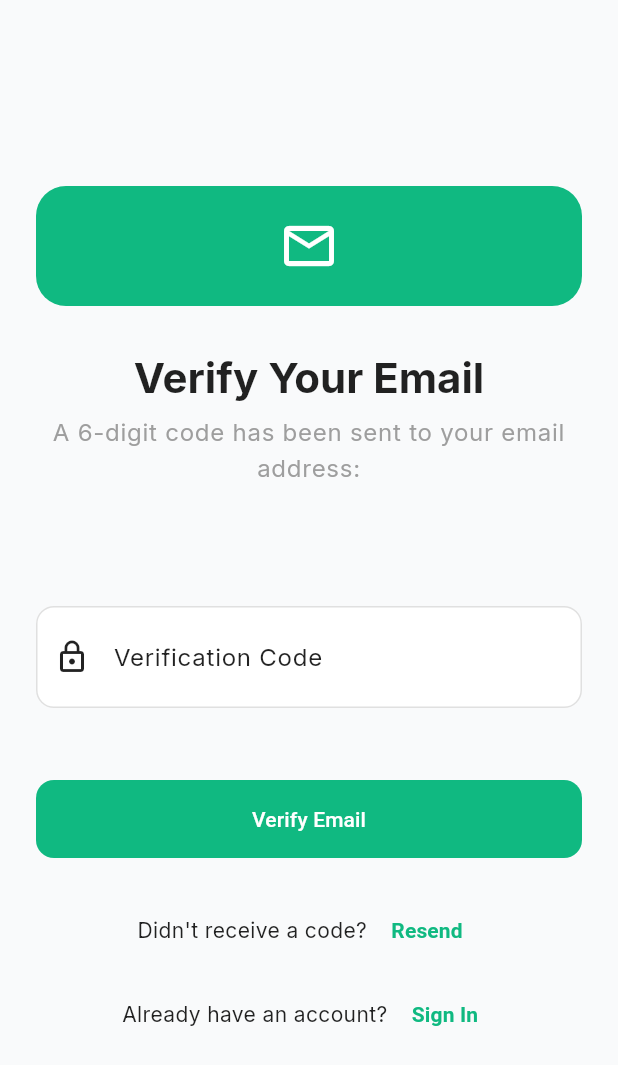
After one commit to Nevelin-W/managment_monorepo, a Flutter app: the EmailVerificationScreen screen opened by its route, on a phone screen of 412 x 824 dp. The commit adds this screen. Shown: the top 1065 px of the screen. Run offline on Flutter 3.47's test engine with Material 3 defaults, Android fonts, the light colour scheme and no system bars; our stand-ins replace flutter_animate, flutter_secure_storage, go_router, google_fonts; accounts and stored records are empty; statements that could not run were skipped.

Commit message:
email verification initial commit

```diff
--- a/frontend/app/lib/config/app_config.dart
+++ b/frontend/app/lib/config/app_config.dart
@@ -29,6 +29,8 @@ class AppConfig {
   // API Endpoints
   static String get authLoginUrl => '$apiBaseUrl/auth/login';
   static String get authSignupUrl => '$apiBaseUrl/auth/signup';
+  static String get authConfirmUrl => '$apiBaseUrl/auth/confirm';
+  static String get authResendCodeUrl => '$apiBaseUrl/auth/resend-code';
   static String get authMeUrl => '$apiBaseUrl/auth/me';
   static String get subscriptionsUrl => '$apiBaseUrl/subscriptions';
 
--- a/frontend/app/lib/config/routes.dart
+++ b/frontend/app/lib/config/routes.dart
@@ -3,6 +3,7 @@ import '../screens/splash_screen.dart';
 import '../screens/auth/login_screen.dart';
 import '../screens/auth/signup_screen.dart';
 import '../screens/home/home_screen.dart';
+import '../screens/auth/email_verification_screen.dart';
 import '../screens/subscriptions/subscriptions_screen.dart';
 
 class AppRouter {
@@ -22,6 +23,14 @@ class AppRouter {
         builder: (context, state) => const SignupScreen(),
       ),
       GoRoute(
+        path: '/email-verification',
+        builder: (context, state) {
+          final extra = state.extra as Map<String, dynamic>?;
+          final email = extra?['email'] as String? ?? '';
+          return EmailVerificationScreen(email: email);
+        },
+      ),
+      GoRoute(
         path: '/home',
         builder: (context, state) => const HomeScreen(),
         routes: [
--- a/frontend/app/lib/providers/auth_provider.dart
+++ b/frontend/app/lib/providers/auth_provider.dart
@@ -56,10 +56,10 @@ class AuthProvider with ChangeNotifier {
   notifyListeners();
 
   try {
-      _user = await _authService.signup(email, password, name);
+    final result = await _authService.signup(email, password, name);
     _isLoading = false;
     notifyListeners();
-      return true;
+    return result['success'] ?? false; // just return success
   } catch (e) {
     _error = e.toString();
     _isLoading = false;
--- /dev/null
+++ b/frontend/app/lib/screens/auth/email_verification_screen.dart
@@ -0,0 +1,301 @@
+import 'package:flutter/material.dart';
+import 'package:flutter/services.dart';
+import '../../services/auth_service.dart';
+import 'package:go_router/go_router.dart';
+
+class EmailVerificationScreen extends StatefulWidget {
+  final String email;
+
+  const EmailVerificationScreen({
+    Key? key,
+    required this.email,
+  }) : super(key: key);
+
+  @override
+  State<EmailVerificationScreen> createState() => _EmailVerificationScreenState();
+}
+
+class _EmailVerificationScreenState extends State<EmailVerificationScreen> {
+  final _authService = AuthService();
+  final _codeController = TextEditingController();
+  bool _isLoading = false;
+  bool _isResending = false;
+  String? _errorMessage;
+  String? _successMessage;
+
+  @override
+  void dispose() {
+    _codeController.dispose();
+    super.dispose();
+  }
+
+  Future<void> _verifyCode() async {
+  if (_codeController.text.trim().isEmpty) {
+    setState(() => _errorMessage = 'Please enter the verification code');
+    return;
+  }
+
+  setState(() {
+    _isLoading = true;
+    _errorMessage = null;
+    _successMessage = null;
+  });
+
+  try {
+    await _authService.confirmEmail(widget.email, _codeController.text.trim());
+
+    if (!mounted) return;
+
+    ScaffoldMessenger.of(context).showSnackBar(
+      const SnackBar(
+        content: Text('Email verified successfully!'),
+        backgroundColor: Colors.green,
+      ),
+    );
+
+    // Use GoRouter instead of Navigator
+    context.go('/login');
+  } catch (e, stackTrace) {
+    // Log the detailed error to console for debugging
+    debugPrint('ERROR: Email verification failed: $e');
+    debugPrint('📜 Stack trace: $stackTrace');
+
+    if (!mounted) return;
+
+    // Show generic message to user
+    setState(() {
+      _errorMessage = 'Verification failed. Please check the code and try again.';
+      _isLoading = false;
+    });
+  }
+}
+
+  Future<void> _resendCode() async {
+    setState(() {
+      _isResending = true;
+      _errorMessage = null;
+      _successMessage = null;
+    });
+
+    try {
+      await _authService.resendCode(widget.email);
+
+      setState(() {
+        _successMessage = 'Verification code resent! Check your email.';
+        _isResending = false;
+      });
+    } catch (e) {
+      setState(() {
+        _errorMessage = e.toString().replaceAll('Exception: ', '');
+        _isResending = false;
+      });
+    }
+  }
+
+  void _goToLogin() {
+      if (_isLoading) return;
+      context.go('/login'); // uses GoRouter
+    }
+
+  @override
+  Widget build(BuildContext context) {
+    final primaryColor = Theme.of(context).colorScheme.primary;
+
+    return Scaffold(
+      body: SafeArea(
+        child: Center(
+          child: SingleChildScrollView(
+            padding: const EdgeInsets.all(24),
+            child: ConstrainedBox(
+              constraints: const BoxConstraints(maxWidth: 400),
+              child: Column(
+                crossAxisAlignment: CrossAxisAlignment.stretch,
+                children: [
+                  // Logo
+                  Container(
+                    width: 80,
+                    height: 80,
+                    decoration: BoxDecoration(
+                      color: primaryColor,
+                      borderRadius: BorderRadius.circular(20),
+                    ),
+                    child: const Icon(
+                      Icons.email_outlined,
+                      size: 40,
+                      color: Colors.white,
+                    ),
+                  ),
+                  const SizedBox(height: 32),
+
+                  // Title
+                  Text(
+                    'Verify Your Email',
+                    style: Theme.of(context).textTheme.displayMedium,
+                    textAlign: TextAlign.center,
+                  ),
+                  const SizedBox(height: 8),
+
+                  // Subtitle
+                  Text(
+                    'A 6-digit code has been sent to your email address:',
+                    style: Theme.of(context).textTheme.bodyLarge?.copyWith(
+                          color: Colors.grey,
+                        ),
+                    textAlign: TextAlign.center,
+                  ),
+                  const SizedBox(height: 8),
+
+                  // Email
+                  Text(
+                    widget.email,
+                    style: Theme.of(context).textTheme.bodyLarge?.copyWith(
+                          fontWeight: FontWeight.bold,
+                          color: primaryColor,
+                        ),
+                    textAlign: TextAlign.center,
+                  ),
+                  const SizedBox(height: 48),
+
+                  // Code input
+                  TextField(
+                    controller: _codeController,
+                    decoration: const InputDecoration(
+                      labelText: 'Verification Code',
+                      prefixIcon: Icon(Icons.lock_outline),
+                      // hintText: 'Enter 6-digit code',
+                    ),
+                    keyboardType: TextInputType.number,
+                    inputFormatters: [
+                      FilteringTextInputFormatter.digitsOnly,
+                      LengthLimitingTextInputFormatter(6),
+                    ],
+                    enabled: !_isLoading,
+                    textAlign: TextAlign.center,
+                    style: const TextStyle(
+                      fontSize: 24,
+                      letterSpacing: 8,
+                      fontWeight: FontWeight.bold,
+                    ),
+                  ),
+                  const SizedBox(height: 24),
+
+                  // Messages
+                  if (_errorMessage != null)
+                    Container(
+                      padding: const EdgeInsets.all(12),
+                      decoration: BoxDecoration(
+                        color: Colors.red.shade50,
+                        borderRadius: BorderRadius.circular(8),
+                        border: Border.all(color: Colors.red.shade200),
+                      ),
+                      child: Row(
+                        children: [
+                          Icon(Icons.error_outline, color: Colors.red.shade700),
+                          const SizedBox(width: 8),
+                          Expanded(
+                            child: Text(
+                              _errorMessage!,
+                              style: TextStyle(color: Colors.red.shade700),
+                            ),
+                          ),
+                        ],
+                      ),
+                    ),
+                  if (_successMessage != null)
+                    Container(
+                      padding: const EdgeInsets.all(12),
+                      decoration: BoxDecoration(
+                        color: Colors.green.shade50,
+                        borderRadius: BorderRadius.circular(8),
+                        border: Border.all(color: Colors.green.shade200),
+                      ),
+                      child: Row(
+                        children: [
+                          Icon(Icons.check_circle_outline,
+                              color: Colors.green.shade700),
+                          const SizedBox(width: 8),
+                          Expanded(
+                            child: Text(
+                              _successMessage!,
+                              style: TextStyle(color: Colors.green.shade700),
+                            ),
+                          ),
+                        ],
+                      ),
+                    ),
+                  const SizedBox(height: 24),
+
+                  // Verify button
+                  ElevatedButton(
+                    onPressed: _isLoading ? null : _verifyCode,
+                    child: _isLoading
+                        ? const SizedBox(
+                            height: 20,
+                            width: 20,
+                            child: CircularProgressIndicator(
+                              strokeWidth: 2,
+                              valueColor: AlwaysStoppedAnimation<Color>(
+                                  Colors.white),
+                            ),
+                          )
+                        : const Text('Verify Email'),
+                  ),
+                  const SizedBox(height: 24),
+
+                  // Resend link
+                  Row(
+                    mainAxisAlignment: MainAxisAlignment.center,
+                    children: [
+                      Text(
+                        "Didn't receive a code? ",
+                        style: Theme.of(context).textTheme.bodyMedium,
+                      ),
+                      TextButton(
+                        onPressed: _isResending ? null : _resendCode,
+                        child: _isResending
+                            ? const SizedBox(
+                                height: 16,
+                                width: 16,
+                                child: CircularProgressIndicator(strokeWidth: 2),
+                              )
+                            : Text(
+                                'Resend',
+                                style: TextStyle(
+                                  color: primaryColor,
+                                  fontWeight: FontWeight.bold,
+                                ),
+                              ),
+                      ),
+                    ],
+                  ),
+                  const SizedBox(height: 8),
+
+                  // Back to login
+                  Row(
+                    mainAxisAlignment: MainAxisAlignment.center,
+                    children: [
+                      Text(
+                        'Already have an account? ',
+                        style: Theme.of(context).textTheme.bodyMedium,
+                      ),
+                      TextButton(
+                        onPressed: _isLoading ? null : _goToLogin,
+                        child: Text(
+                          'Sign In',
+                          style: TextStyle(
+                            color: Theme.of(context).colorScheme.primary,
+                            fontWeight: FontWeight.bold,
+                          ),
+                        ),
+                      ),
+                    ],
+                  ),
+                ],
+              ),
+            ),
+          ),
+        ),
+      ),
+    );
+  }
+}
```
Also changed, not shown: frontend/app/lib/screens/auth/signup_screen.dart (+107 -74 lines), frontend/app/lib/services/auth_service.dart (+52 -10 lines), 12 other files. Lines whose indentation alone changed are shown as unchanged.
